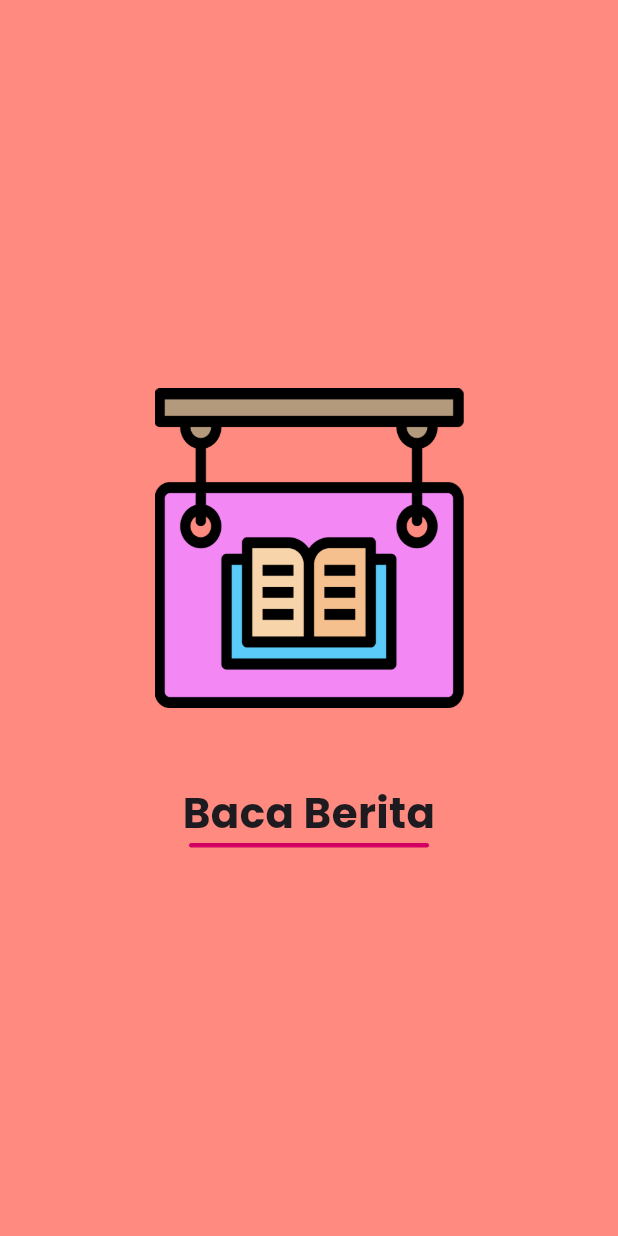
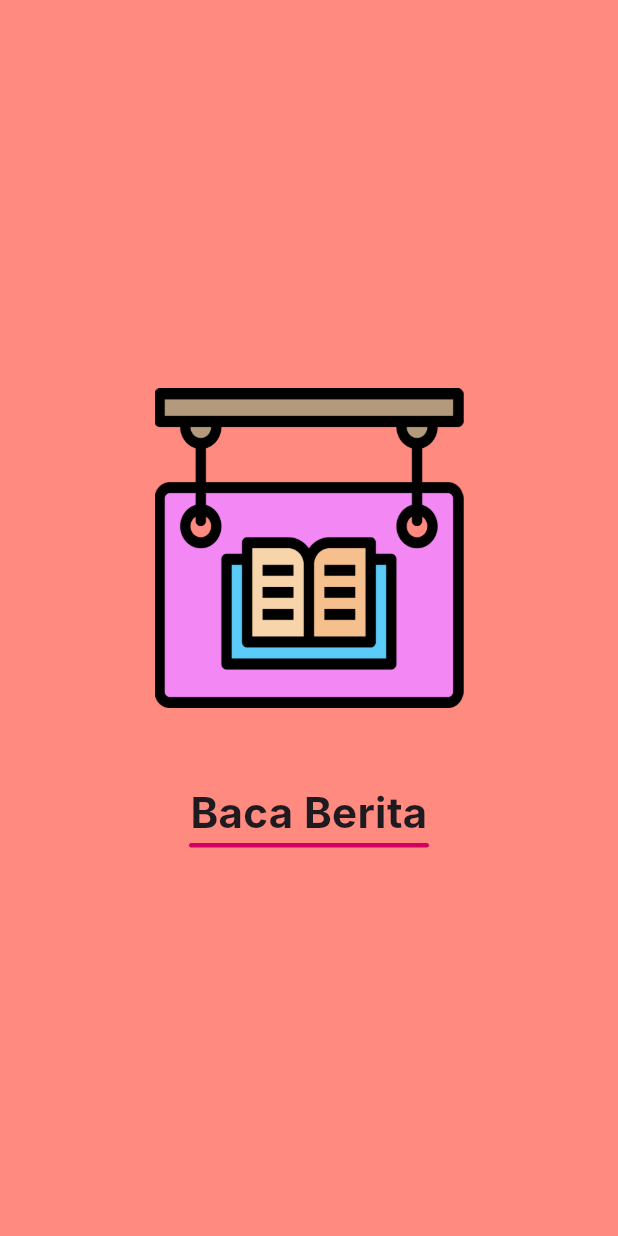
Before and after one commit to dimasyusuf14/Vigenesia_Baca-Berita_mobile, a Flutter app: the first screen one second after launch, on a phone screen of 412 x 824 dp. Run offline on Flutter 3.47's test engine with Material 3 defaults, Android fonts, the phone set to English and light mode, and no system bars; drawn by our look-alikes of pull_to_refresh; our stand-ins replace carousel_slider, flutter_svg, flutter_widget_from_html, get, get_storage, image_picker and 1 more; Roboto replaces fonts that are missing (Inter).

Commit message:
update launcher

```diff
--- a/lib/main.dart
+++ b/lib/main.dart
@@ -1,4 +1,3 @@
-import 'package:baca_berita/pages/auth/login_page.dart';
 import 'package:baca_berita/pages/splash/splash_screen.dart';
 import 'package:baca_berita/routes/page_route.dart';
 import 'package:flutter/material.dart';
@@ -39,10 +38,10 @@ class _MyAppState extends State<MyApp> {
         getPages: PagesRoute.pages,
         theme: ThemeData(
             useMaterial3: true,
-            fontFamily: 'Poppins',
+            fontFamily: "Inter",
             splashColor: Colors.transparent),
         debugShowCheckedModeBanner: false,
-        home: SplashScreen(),
+        home: const SplashScreen(),
       ),
     );
   }
--- a/lib/pages/auth/login_page.dart
+++ b/lib/pages/auth/login_page.dart
@@ -83,6 +83,7 @@ class LoginPage extends StatelessWidget {
                       keyboardType: TextInputType.emailAddress,
                       decoration: InputDecoration(
                         labelText: "Email",
+                        hintStyle: TextStyle(fontWeight: FontWeight.normal),
                         border: OutlineInputBorder(
                           borderRadius: BorderRadius.circular(9),
                         ),
--- a/lib/pages/home/widgets/news_carousel.dart
+++ b/lib/pages/home/widgets/news_carousel.dart
@@ -30,6 +30,7 @@ class CarouselNews extends StatelessWidget {
               (index) => Container(
                 margin: const EdgeInsets.symmetric(horizontal: 8),
                 width: Get.width * 0.78,
+                padding: EdgeInsets.zero,
                 decoration: BoxDecoration(
                   borderRadius: BorderRadius.circular(12),
                 ),
@@ -86,7 +87,7 @@ class CarouselNews extends StatelessWidget {
                               color: Colors.grey.shade300,
                             ),
                           ),
-                          const SizedBox(height: 8),
+                          const SizedBox(height: 16),
                           // Placeholder untuk tanggal
                           Shimmer.fromColors(
                             baseColor: Colors.grey.shade300,
--- a/pubspec.yaml
+++ b/pubspec.yaml
@@ -59,7 +59,7 @@ flutter_launcher_icons:
   image_path: "assets/images/img_logo.png"
   min_sdk_android: 24
   adaptive_icon_background: "#FF8A80"
-  adaptive_icon_foreground: "assets/images/img_logo.png"
+  adaptive_icon_foreground: "assets/images/logo_bg.png"
 # For information on the generic Dart part of this file, see the
 # following page: https://dart.dev/tools/pub/pubspec
 # The following section is specific to Flutter packages.
@@ -85,7 +85,9 @@ flutter:
   fonts:
     - family: Poppins
       fonts:
-        - asset: fonts/Poppins-Bold.ttf
+        - asset: assets/fonts/Poppins-ExtraLight.ttf
+        - asset: assets/fonts/Poppins-Light.ttf
+        - asset: assets/fonts/Poppins-Regular.ttf
   #   - family: Trajan Pro
   #     fonts:
   #       - asset: fonts/TrajanPro.ttf
```
Also changed, not shown: lib/pages/home/detail_page.dart (+2 -5 lines), assets/images/logo_alinea.png (deleted), assets/images/logo_bg.png (added), 5 other files.
